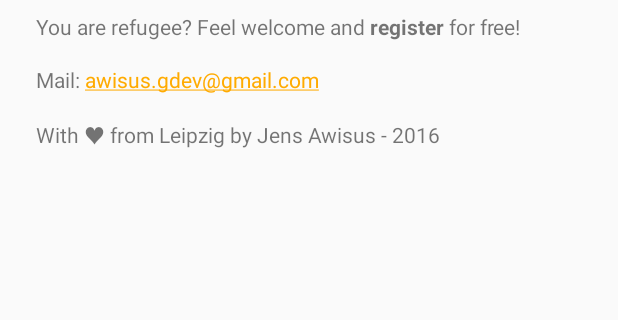
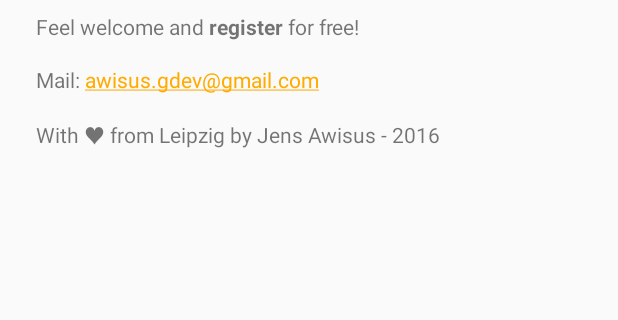
Before and after one commit to awisus/Refugee-Aid, an Android app: the layout dialogue_info.xml on its own in the app's theme, with its tools: preview values and no code run, on a phone screen of 412 x 824 dp, the part 89-409 px from its top. Run offline under Robolectric (Android 15) with nearby library versions, the phone set to English and light mode, and no system bars.

Commit message:
ui improvements

```diff
--- a/app/src/main/res/layout/dialogue_anmelden.xml
+++ b/app/src/main/res/layout/dialogue_anmelden.xml
@@ -47,7 +47,7 @@
         android:layout_alignParentEnd="true"
         android:inputType="textPassword"
         android:layout_below="@+id/tvPasswort"
-        android:layout_marginBottom="@dimen/activity_horizontal_margin" />
+        />
 
     <Button
         style="?android:attr/borderlessButtonStyle"
@@ -70,6 +70,6 @@
         android:id="@+id/btAnmelden"
         android:layout_below="@+id/etPassword"
         android:layout_centerHorizontal="true"
-        android:layout_marginTop="@dimen/frag_margin" />
+        android:layout_marginTop="@dimen/activity_margin" />
 
 </RelativeLayout>
--- a/app/src/main/res/values/strings.xml
+++ b/app/src/main/res/values/strings.xml
@@ -5,8 +5,7 @@
     <string name="about1"><b>Refugee</b> Aid the platform for bringing together
         refugee people and helping citizens.
     </string>
-    <string name="about2">You are refugee? Feel welcome and <b>register</b> for
-        free!
+    <string name="about2">Feel welcome and <b>register</b> for free!
     </string>
     <string name="about_from">With ♥ from Leipzig by Jens Awisus - 2016</string>
     <string name="about_contact" translatable="false">Mail: <a href="mailto:awisus.gdev@gmail.com">awisus.gdev@gmail.com</a></string>
```
Also changed, not shown: app/src/main/res/drawable-hdpi/ic_account_circle_white_24dp.png (added), app/src/main/res/drawable-hdpi/ic_info_outline_white_24dp.png (added), app/src/main/res/drawable-hdpi/ic_map_white_24dp.png (added), app/src/main/res/drawable-mdpi/ic_account_circle_white_24dp.png (added), app/src/main/res/drawable-mdpi/ic_info_outline_white_24dp.png (added), app/src/main/res/drawable-mdpi/ic_map_white_24dp.png (added), app/src/main/res/drawable-xhdpi/ic_account_circle_white_24dp.png (added), app/src/main/res/drawable-xhdpi/ic_info_outline_white_24dp.png (added), app/src/main/res/drawable-xhdpi/ic_map_white_24dp.png (added), app/src/main/res/drawable-xxhdpi/ic_account_circle_white_24dp.png (added), app/src/main/res/drawable-xxhdpi/ic_info_outline_white_24dp.png (added), app/src/main/res/drawable-xxhdpi/ic_map_white_24dp.png (added), app/src/main/res/drawable-xxxhdpi/ic_account_circle_white_24dp.png (added), app/src/main/res/drawable-xxxhdpi/ic_info_outline_white_24dp.png (added), 1 more files, 1 other file.
